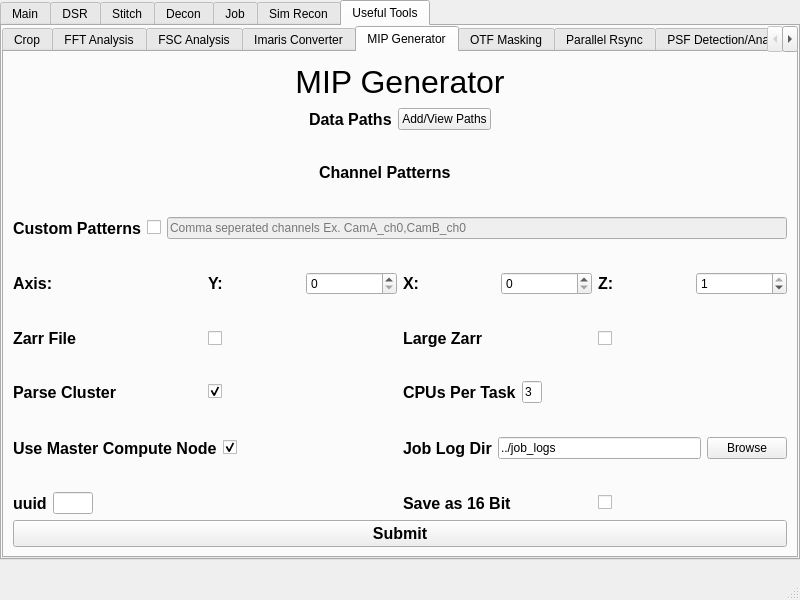
Before: the Qt Designer form src/mainwindow.ui in abcucberkeley/PetaKit5D-GUI, drawn with Qt 5.
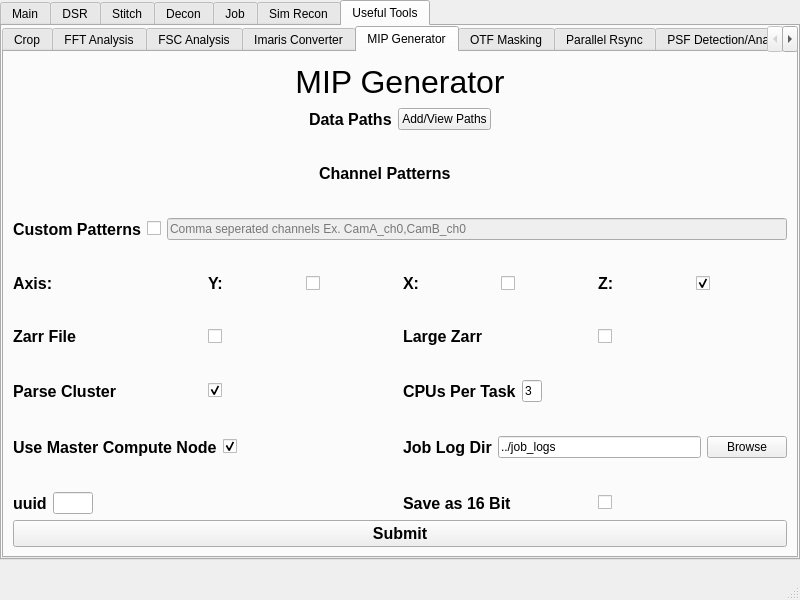
After: the same form once the commit is applied. The open tabs and pages were chosen to show the change.

Commit message: Changed MIP Generator Axis to checkboxes

```diff
--- a/src/mainwindow.ui
+++ b/src/mainwindow.ui
@@ -9110,18 +9110,9 @@
                  </widget>
                 </item>
                 <item>
-                 <widget class="QSpinBox" name="mipGeneratorAxisYSpinBox">
-                  <property name="enabled">
-                   <bool>true</bool>
-                  </property>
-                  <property name="minimum">
-                   <number>0</number>
-                  </property>
-                  <property name="maximum">
-                   <number>1</number>
-                  </property>
-                  <property name="value">
-                   <number>0</number>
+                 <widget class="QCheckBox" name="mipGeneratorAxisYCheckBox">
+                  <property name="text">
+                   <string/>
                   </property>
                  </widget>
                 </item>
@@ -9146,18 +9137,9 @@
                  </widget>
                 </item>
                 <item>
-                 <widget class="QSpinBox" name="mipGeneratorAxisXSpinBox">
-                  <property name="enabled">
-                   <bool>true</bool>
-                  </property>
-                  <property name="minimum">
-                   <number>0</number>
-                  </property>
-                  <property name="maximum">
-                   <number>1</number>
-                  </property>
-                  <property name="value">
-                   <number>0</number>
+                 <widget class="QCheckBox" name="mipGeneratorAxisXCheckBox">
+                  <property name="text">
+                   <string/>
                   </property>
                  </widget>
                 </item>
@@ -9182,19 +9164,13 @@
                  </widget>
                 </item>
                 <item>
-                 <widget class="QSpinBox" name="mipGeneratorAxisZSpinBox">
-                  <property name="enabled">
+                 <widget class="QCheckBox" name="mipGeneratorAxisZCheckBox">
+                  <property name="text">
+                   <string/>
+                  </property>
+                  <property name="checked">
                    <bool>true</bool>
                   </property>
-                  <property name="minimum">
-                   <number>0</number>
-                  </property>
-                  <property name="maximum">
-                   <number>1</number>
-                  </property>
-                  <property name="value">
-                   <number>1</number>
-                  </property>
                  </widget>
                 </item>
                </layout>
```
The commit also changes 1 other file.
